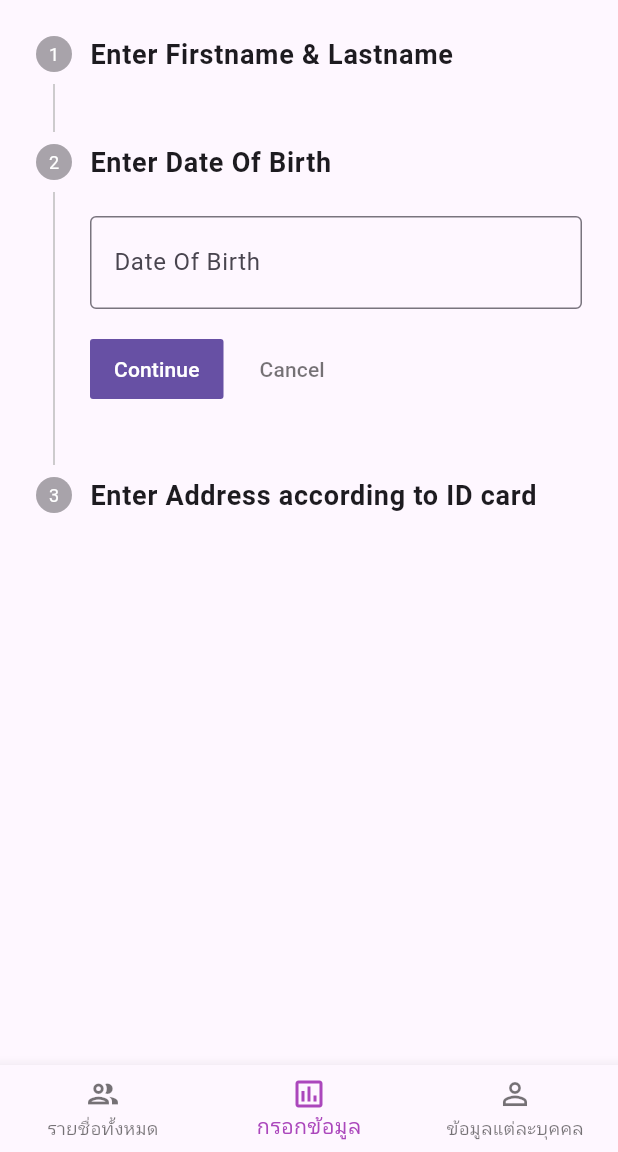
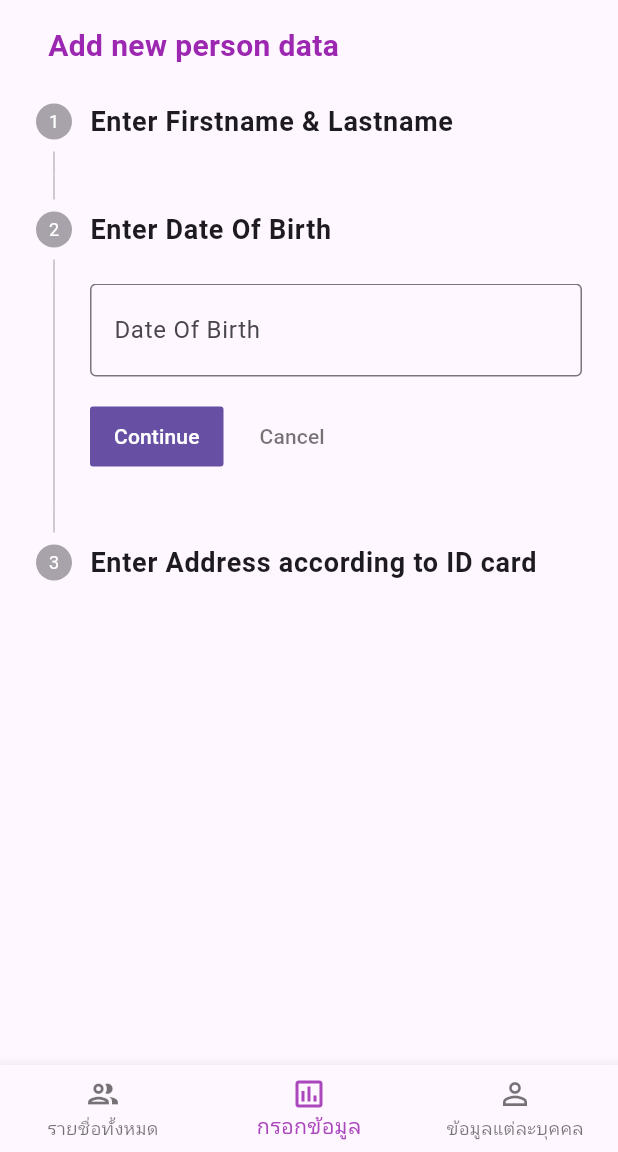
Before and after one commit to stamp465/simple-flutter-app, a Flutter app: the screen it shows after launch, after a tap on "Add New Person Data", after a tap on "Continue", on a phone screen of 412 x 824 dp, the part 84-1236 px from its top. Run offline on Flutter 3.47's test engine with Material 3 defaults, Android fonts, the phone set to English and light mode, and no system bars; our stand-ins replace flutter_riverpod, google_fonts, isar; accounts and stored records are empty; generated files the repository leaves out were written again; Roboto replaces fonts that are missing (Kanit).

Commit message:
IMPROVEMENT UI - add person page

```diff
--- a/lib/pages/add_person_page.dart
+++ b/lib/pages/add_person_page.dart
@@ -26,15 +26,15 @@ class AddPersonPageState extends ConsumerState<AddPersonPage> {
   });
 
   final TextEditingController _personDataFirstnameController =
-  TextEditingController();
+      TextEditingController();
   final TextEditingController _personDataLastnameController =
-  TextEditingController();
+      TextEditingController();
   final TextEditingController _personDataAddressController =
-  TextEditingController();
+      TextEditingController();
   final TextEditingController _personDataProvinceController =
-  TextEditingController();
+      TextEditingController();
   final TextEditingController _personDataDateOfBirthController =
-  TextEditingController();
+      TextEditingController();
 
   void onStepCancel(int stepperIndex) {
     switch (stepperIndex) {
@@ -47,9 +47,7 @@ class AddPersonPageState extends ConsumerState<AddPersonPage> {
         _personDataAddressController.clear();
     }
     if (stepperIndex > 0) {
-      ref
-          .read(_stepperIndex.notifier)
-          .state -= 1;
+      ref.read(_stepperIndex.notifier).state -= 1;
     }
   }
 
@@ -60,14 +58,10 @@ class AddPersonPageState extends ConsumerState<AddPersonPage> {
         _personDataAddressController.text.isEmpty ||
         _personDataProvinceController.text.isEmpty;
     if (isEmptyString) {
-      ref
-          .read(addPersonDataErrorProvider.notifier)
-          .state =
-      'กรุณากรอกข้อมูลให้ครบถ้วน';
+      ref.read(addPersonDataErrorProvider.notifier).state =
+          'Please fill out the information completely';
     } else {
-      ref
-          .read(addPersonDataErrorProvider.notifier)
-          .state = null;
+      ref.read(addPersonDataErrorProvider.notifier).state = null;
     }
     return isEmptyString;
   }
@@ -82,9 +76,7 @@ class AddPersonPageState extends ConsumerState<AddPersonPage> {
 
   void onStepContinue(int stepperIndex) async {
     if (stepperIndex < _maxStep - 1) {
-      ref
-          .read(_stepperIndex.notifier)
-          .state += 1;
+      ref.read(_stepperIndex.notifier).state += 1;
     }
     if (stepperIndex == _maxStep - 1) {
       if (isEmptyStringInForm()) {
@@ -104,14 +96,32 @@ class AddPersonPageState extends ConsumerState<AddPersonPage> {
           .lastnameEqualTo(newPerson.lastname)
           .findFirst();
 
+      if (!mounted) {
+        return;
+      }
+
       if (havePerson == null) {
         await isarDB.writeTxn(() async {
           await isarDB.persons.put(newPerson);
         });
         clearAllTextController();
-        ref
-            .read(_stepperIndex.notifier)
-            .state = 0;
+        ref.read(_stepperIndex.notifier).state = 0;
+
+        if (!mounted) {
+          return;
+        }
+
+        const snackBar = SnackBar(
+          content: Text('SUCCESS - add new person data done'),
+          duration: Duration(seconds: 3),
+        );
+        ScaffoldMessenger.of(context).showSnackBar(snackBar);
+      } else {
+        const snackBar = SnackBar(
+          content: Text('FAILED - already have this person'),
+          duration: Duration(seconds: 3),
+        );
+        ScaffoldMessenger.of(context).showSnackBar(snackBar);
       }
     }
   }
@@ -132,9 +142,22 @@ class AddPersonPageState extends ConsumerState<AddPersonPage> {
     final addPersonDataErrorWatcher = ref.watch(addPersonDataErrorProvider);
 
     return SingleChildScrollView(
+      key: const Key('AddPersonPage'),
       child: Column(
-        crossAxisAlignment: CrossAxisAlignment.center,
+        crossAxisAlignment: CrossAxisAlignment.start,
         children: [
+          const SizedBox(height: 16),
+          const Padding(
+            padding: EdgeInsets.symmetric(horizontal: 32),
+            child: Text(
+              'Add new person data',
+              style: TextStyle(
+                fontSize: 20,
+                fontWeight: FontWeight.bold,
+                color: Colors.purple,
+              ),
+            ),
+          ),
           Stepper(
             currentStep: stepperIndexWatcher,
             onStepCancel: () {
@@ -144,9 +167,7 @@ class AddPersonPageState extends ConsumerState<AddPersonPage> {
               onStepContinue(stepperIndexWatcher);
             },
             onStepTapped: (stepperIndex) {
-              ref
-                  .read(_stepperIndex.notifier)
-                  .state = stepperIndex;
+              ref.read(_stepperIndex.notifier).state = stepperIndex;
             },
             steps: [
               Step(
```
